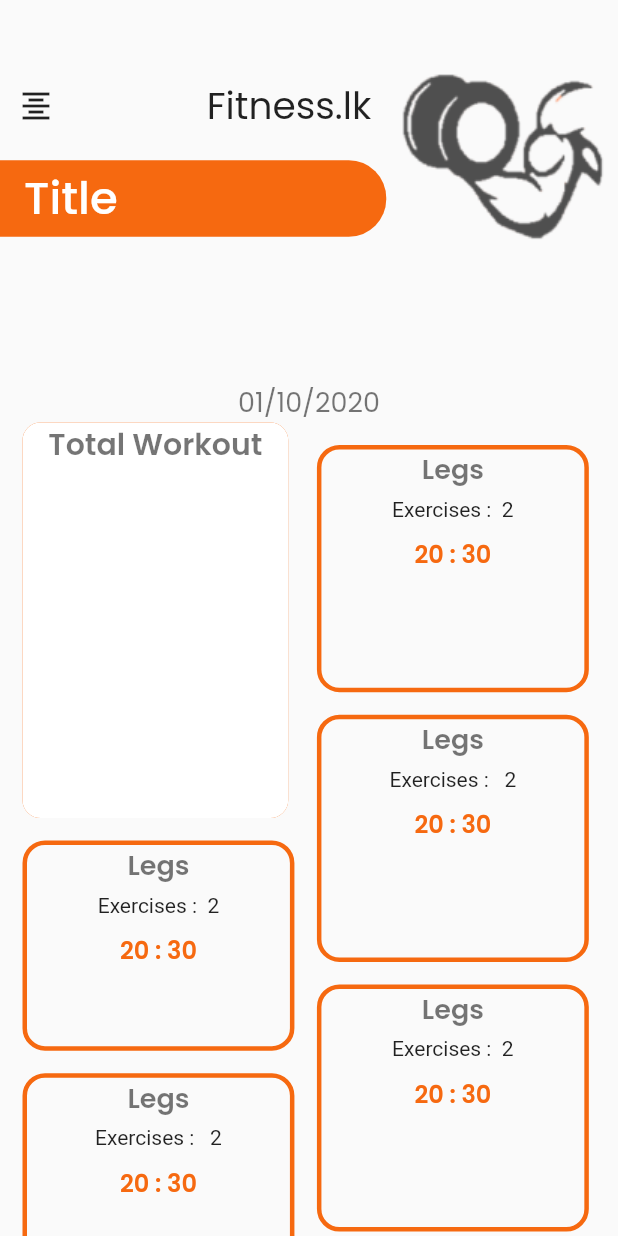
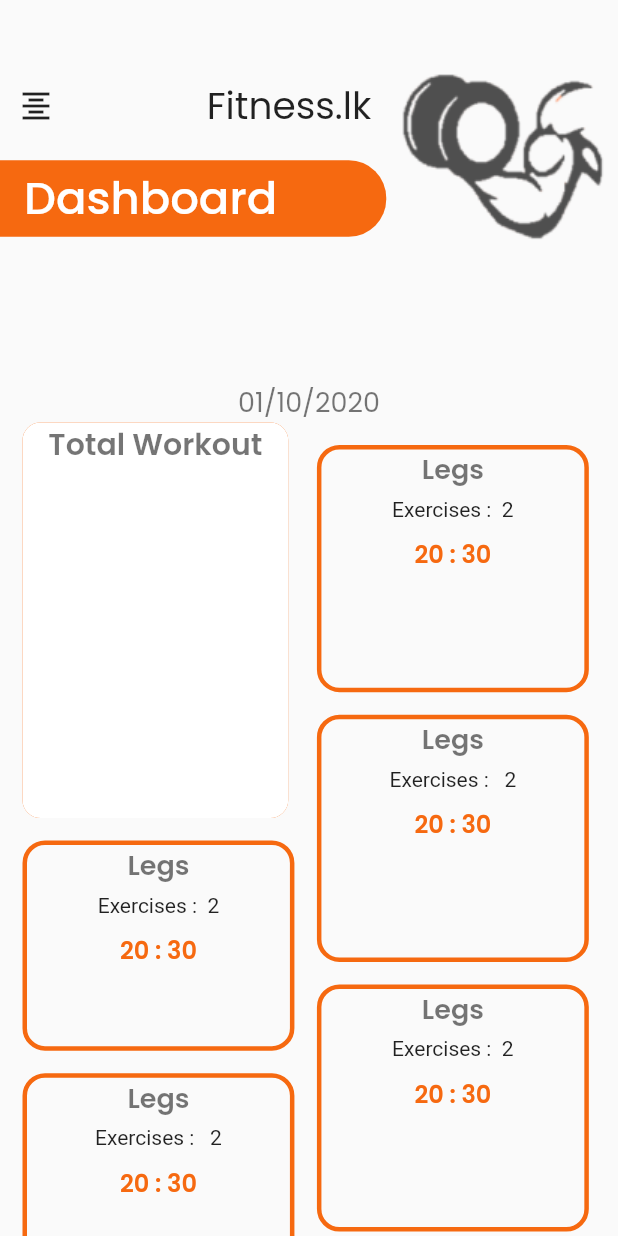
Before and after one commit to movinsilva/x_gym, a Flutter app: the screen it shows after launch, after a tap on "Sign in", on a phone screen of 412 x 824 dp. Run offline on Flutter 3.47's test engine with Material 2 defaults, Android fonts, the light colour scheme and no system bars; drawn by our look-alikes of auto_size_text; our stand-ins replace cached_network_image, google_fonts, material_design_icons_flutter, sqflite; accounts and stored records are empty.

Commit message:
page title auto adjusting bug fixed

```diff
--- a/lib/widgets/global/default_background.dart
+++ b/lib/widgets/global/default_background.dart
@@ -138,7 +138,7 @@ class _DefaultScaffoldState extends State<DefaultScaffold> {
                             child: Padding(
                               padding: const EdgeInsets.only(left: 16, right: 25, top: 3, bottom: 3),
                               child: Text(
-                                "Title",
+                                widget.title,
                                 maxLines: 1,
                                 style: GoogleFonts.poppins(
                                   color: Colors.white,
@@ -241,6 +241,7 @@ class _DefaultScaffoldState extends State<DefaultScaffold> {
                         title: drawer_titles[index],
                         iconData: drawer_icons[index],
                         onTap: () {
+                          RuntimeConstants.currentPageName = drawer_titles[index];
                             RuntimeConstants.selectIndex = index;
                             Navigator.of(context).pushReplacementNamed(drawer_routes[index]);
                         },
```
